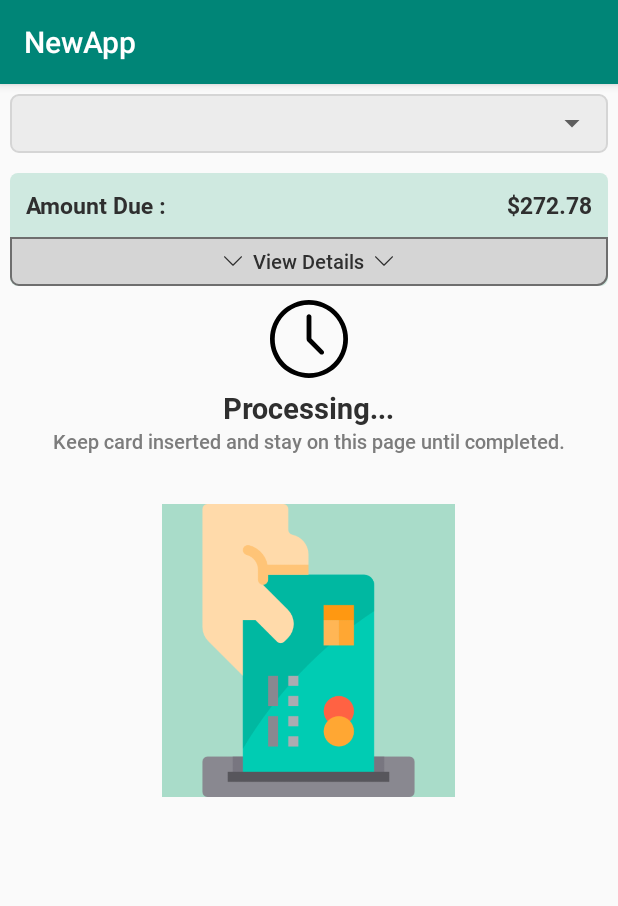
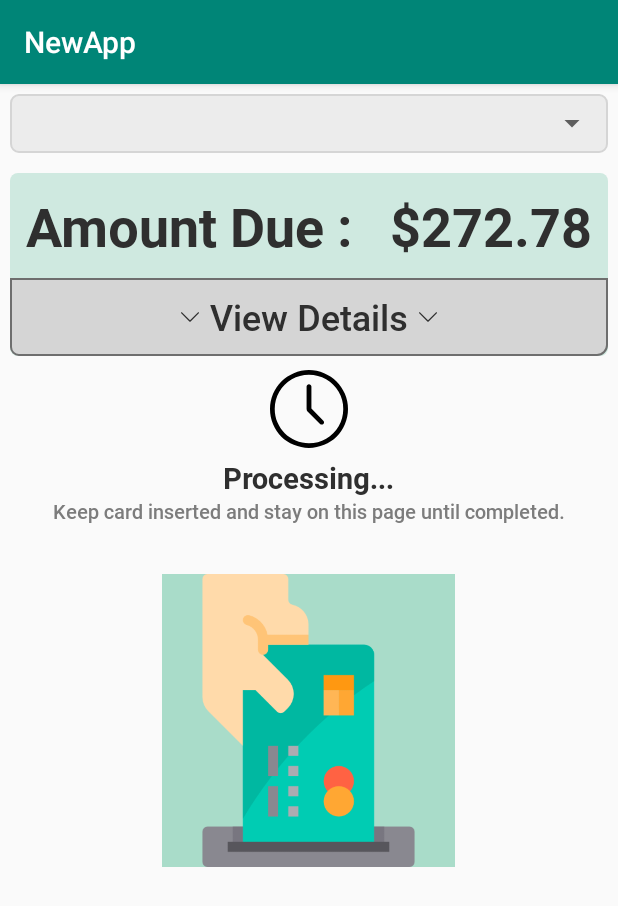
Before and after one commit to GondaSridhar007/NewPaymentApp, an Android app: the fragment PaymentInsertCard placed in its activity, on a phone screen of 412 x 824 dp. Shown: the top 906 px of the screen. Run offline under Robolectric (Android 15) with nearby library versions, the phone set to English and light mode, and no system bars; our stand-ins replace sdp/ssp sizes; libraries missing offline, so code that uses them is left out: com.jakewharton.retrofit2; 4 statements that could not run were skipped.

Commit message:
done the update

```diff
--- a/app/src/main/res/layout/fragment_payment_charging.xml
+++ b/app/src/main/res/layout/fragment_payment_charging.xml
@@ -47,7 +47,7 @@
                 android:layout_width="wrap_content"
                 android:layout_height="wrap_content"
                 android:layout_marginBottom="@dimen/_20sdp"
-                android:fontFamily="@font/roboto_medium"
+                android:fontFamily="@font/roboto_regular"
                 android:gravity="center"
                 android:text="Your Operations Manager is approving charges.The payment screen will appear soon."
                 android:textColor="#000000"
--- a/app/src/main/res/layout/fragment_payment_disconnected.xml
+++ b/app/src/main/res/layout/fragment_payment_disconnected.xml
@@ -32,8 +32,8 @@
                 android:layout_margin="@dimen/_5sdp"
                 android:fontFamily="@font/roboto_bold"
                 android:text="Card Reader Disconnected"
-                android:textColor="#F70303"
-                android:textSize="@dimen/_13sdp" />
+                android:textColor="#2F2F2F"
+                android:textSize="36dp" />
 
             <TextView
                 android:layout_width="wrap_content"
@@ -42,7 +42,7 @@
                 android:fontFamily="@font/roboto_medium"
                 android:text="Follow these steps to reconnect the Card Reader"
                 android:textColor="@color/NormalTextColor"
-                android:textSize="@dimen/_12sdp" />
+                android:textSize="24dp" />
 
             <RelativeLayout
                 android:layout_width="match_parent"
@@ -96,7 +96,7 @@
                             android:fontFamily="@font/roboto_bold"
                             android:text="Get Support"
                             android:textColor="@color/colorBlack"
-                            android:textSize="@dimen/_10sdp" />
+                            android:textSize="24dp" />
                     </LinearLayout>
                 </android.support.v7.widget.CardView>
 
@@ -121,7 +121,7 @@
                             android:fontFamily="@font/roboto_bold"
                             android:text="Open Setting"
                             android:textColor="@color/colorBlack"
-                            android:textSize="@dimen/_10sdp" />
+                            android:textSize="24dp" />
                     </LinearLayout>
                 </android.support.v7.widget.CardView>
             </LinearLayout>
--- a/app/src/main/res/layout/fragment_payment_insert_card.xml
+++ b/app/src/main/res/layout/fragment_payment_insert_card.xml
@@ -25,7 +25,7 @@
                 android:layout_margin="@dimen/_8sdp"
                 android:text="Amount Due : "
                 android:textColor="#2F2F2F"
-                android:textSize="@dimen/_12sdp" />
+                android:textSize="36dp" />
 
             <TextView
                 android:fontFamily="@font/roboto_bold"
@@ -36,7 +36,7 @@
                 android:layout_margin="@dimen/_8sdp"
                 android:text="$272.78"
                 android:textColor="#2F2F2F"
-                android:textSize="@dimen/_12sdp" />
+                android:textSize="36dp" />
         </RelativeLayout>
 
         <LinearLayout
@@ -62,13 +62,13 @@
                     android:background="@drawable/amount_info_bg">
 
                     <TextView
-                        android:fontFamily="@font/roboto_medium"
                         android:layout_width="wrap_content"
                         android:layout_height="wrap_content"
                         android:layout_margin="@dimen/_5ssp"
                         android:text="Labor Charge"
                         android:textColor="#303030"
-                        android:textSize="@dimen/_9sdp" />
+                        android:fontFamily="@font/roboto_regular"
+                        android:textSize="24dp" />
                 </LinearLayout>
 
                 <LinearLayout
@@ -79,13 +79,13 @@
                     android:background="@drawable/amount_info_bg">
 
                     <TextView
-                        android:fontFamily="@font/roboto_medium"
                         android:layout_width="wrap_content"
                         android:layout_height="wrap_content"
                         android:layout_margin="@dimen/_5ssp"
                         android:text="$218.00"
                         android:textColor="#303030"
-                        android:textSize="@dimen/_9sdp" />
+                        android:fontFamily="@font/roboto_regular"
+                        android:textSize="24dp"/>
                 </LinearLayout>
             </LinearLayout>
 
@@ -103,13 +103,13 @@
                     android:background="@drawable/amount_info_bg">
 
                     <TextView
-                        android:fontFamily="@font/roboto_medium"
                         android:layout_width="wrap_content"
                         android:layout_height="wrap_content"
                         android:layout_margin="@dimen/_5ssp"
                         android:text="Fuel Charge"
                         android:textColor="#303030"
-                        android:textSize="@dimen/_9sdp" />
+                        android:fontFamily="@font/roboto_regular"
+                        android:textSize="24dp"/>
                 </LinearLayout>
 
                 <LinearLayout
@@ -120,13 +120,13 @@
                     android:background="@drawable/amount_info_bg">
 
                     <TextView
-                        android:fontFamily="@font/roboto_medium"
                         android:layout_width="wrap_content"
                         android:layout_height="wrap_content"
                         android:layout_margin="@dimen/_5ssp"
                         android:text="$45.78"
                         android:textColor="#303030"
-                        android:textSize="@dimen/_9sdp" />
+                        android:fontFamily="@font/roboto_regular"
+                        android:textSize="24dp"/>
                 </LinearLayout>
             </LinearLayout>
 
@@ -144,13 +144,13 @@
                     android:background="@drawable/amount_info_bg">
 
                     <TextView
-                        android:fontFamily="@font/roboto_medium"
                         android:layout_width="wrap_content"
                         android:layout_height="wrap_content"
                         android:layout_margin="@dimen/_5ssp"
                         android:text="Travel Time Charge"
                         android:textColor="#303030"
-                        android:textSize="@dimen/_9sdp" />
+                        android:fontFamily="@font/roboto_regular"
+                        android:textSize="24dp"/>
                 </LinearLayout>
 
                 <LinearLayout
@@ -161,13 +161,13 @@
                     android:background="@drawable/amount_info_bg">
 
                     <TextView
-                        android:fontFamily="@font/roboto_medium"
                         android:layout_width="wrap_content"
                         android:layout_height="wrap_content"
                         android:layout_margin="@dimen/_5ssp"
                         android:text="$109.00"
                         android:textColor="#303030"
-                        android:textSize="@dimen/_9sdp" />
+                        android:fontFamily="@font/roboto_regular"
+                        android:textSize="24dp" />
                 </LinearLayout>
             </LinearLayout>
 
@@ -185,13 +185,13 @@
                     android:background="@drawable/amount_info_bg">
 
                     <TextView
-                        android:fontFamily="@font/roboto_bold"
                         android:layout_width="wrap_content"
                         android:layout_height="wrap_content"
                         android:layout_margin="@dimen/_5ssp"
                         android:text="Total Charges"
                         android:textColor="#303030"
-                        android:textSize="@dimen/_9sdp" />
+                        android:fontFamily="@font/roboto_regular"
+                        android:textSize="24dp" />
                 </LinearLayout>
 
                 <LinearLayout
@@ -202,13 +202,13 @@
                     android:background="@drawable/amount_info_bg">
 
                     <TextView
-                        android:fontFamily="@font/roboto_bold"
                         android:layout_width="wrap_content"
                         android:layout_height="wrap_content"
                         android:layout_margin="@dimen/_5ssp"
                         android:text="$372.78"
                         android:textColor="#303030"
-                        android:textSize="@dimen/_9sdp" />
+                        android:fontFamily="@font/roboto_regular"
+                        android:textSize="24dp" />
                 </LinearLayout>
             </LinearLayout>
 
@@ -233,13 +233,13 @@
                     android:background="@drawable/amount_info_bg">
 
                     <TextView
-                        android:fontFamily="@font/roboto_medium"
                         android:layout_width="wrap_content"
                         android:layout_height="wrap_content"
                         android:layout_margin="@dimen/_5ssp"
                         android:text="Payment"
                         android:textColor="@color/colorMainTxt"
-                        android:textSize="@dimen/_9sdp" />
+                        android:fontFamily="@font/roboto_bold"
+                        android:textSize="24dp" />
                 </LinearLayout>
 
                 <LinearLayout
@@ -250,13 +250,13 @@
                     android:background="@drawable/amount_info_bg">
 
                     <TextView
-                        android:fontFamily="@font/roboto_medium"
                         android:layout_width="wrap_content"
                         android:layout_height="wrap_content"
                         android:layout_margin="@dimen/_5ssp"
                         android:text="$100.00"
                         android:textColor="@color/colorMainTxt"
-                        android:textSize="@dimen/_9sdp" />
+                        android:fontFamily="@font/roboto_bold"
+                        android:textSize="24dp" />
                 </LinearLayout>
             </LinearLayout>
 
@@ -274,13 +274,13 @@
                     android:background="@drawable/amount_info_bg">
 
                     <TextView
-                        android:fontFamily="@font/roboto_medium"
                         android:layout_width="wrap_content"
                         android:layout_height="wrap_content"
                         android:layout_margin="@dimen/_5ssp"
                         android:text="Discount"
                         android:textColor="#303030"
-                        android:textSize="@dimen/_9sdp" />
+                        android:fontFamily="@font/roboto_regular"
+                        android:textSize="24dp"/>
                 </LinearLayout>
 
                 <LinearLayout
@@ -291,13 +291,13 @@
                     android:background="@drawable/amount_info_bg">
 
                     <TextView
-                        android:fontFamily="@font/roboto_medium"
                         android:layout_width="wrap_content"
                         android:layout_height="wrap_content"
                         android:layout_margin="@dimen/_5ssp"
                         android:text="$0.00"
                         android:textColor="#303030"
-                        android:textSize="@dimen/_9sdp" />
+                        android:fontFamily="@font/roboto_regular"
+                        android:textSize="24dp"/>
                 </LinearLayout>
             </LinearLayout>
 
@@ -315,13 +315,13 @@
                     android:background="@drawable/amount_info_bg">
 
                     <TextView
-                        android:fontFamily="@font/roboto_bold"
                         android:layout_width="wrap_content"
                         android:layout_height="wrap_content"
                         android:layout_margin="@dimen/_5ssp"
                         android:text="Balance Due"
                         android:textColor="#303030"
-                        android:textSize="@dimen/_9sdp" />
+                        android:fontFamily="@font/roboto_bold"
+                        android:textSize="24dp" />
                 </LinearLayout>
 
                 <LinearLayout
@@ -338,7 +338,7 @@
                         android:layout_margin="@dimen/_5ssp"
                         android:text="$272.78"
                         android:textColor="#303030"
-                        android:textSize="@dimen/_9sdp" />
+                        android:textSize="24dp" />
                 </LinearLayout>
             </LinearLayout>
 
@@ -359,13 +359,13 @@
                     android:background="@drawable/amount_info_bg">
 
                     <TextView
-                        android:fontFamily="@font/roboto_medium"
                         android:layout_width="wrap_content"
                         android:layout_height="wrap_content"
                         android:layout_margin="@dimen/_5ssp"
                         android:text="To Bill to CC"
                         android:textColor="#303030"
-                        android:textSize="@dimen/_9sdp" />
+                        android:fontFamily="@font/roboto_regular"
+                        android:textSize="24dp" />
                 </LinearLayout>
 
                 <LinearLayout
@@ -379,13 +379,13 @@
                     android:background="@drawable/amount_info_bg">
 
                     <TextView
-                        android:fontFamily="@font/roboto_medium"
                         android:layout_width="wrap_content"
                         android:layout_height="wrap_content"
                         android:layout_margin="@dimen/_5ssp"
                         android:text="$100.00"
                         android:textColor="#303030"
-                        android:textSize="@dimen/_9sdp" />
+                        android:fontFamily="@font/roboto_regular"
+                        android:textSize="24dp" />
                 </LinearLayout>
             </LinearLayout>
         </LinearLayout>
@@ -393,7 +393,7 @@
         <LinearLayout
             android:id="@+id/layViewDetails"
             android:layout_width="match_parent"
-            android:layout_height="@dimen/_25sdp"
+            android:layout_height="52dp"
             android:layout_below="@+id/layAmountInfoDropDown"
             android:background="@drawable/view_details_bg"
             android:gravity="center"
@@ -414,7 +414,7 @@
                 android:layout_marginEnd="@dimen/_5sdp"
                 android:text="View Details"
                 android:textColor="#2F2F2F"
-                android:textSize="@dimen/_10sdp" />
+                android:textSize="24dp" />
 
             <ImageView
                 android:id="@+id/imaArrow2"
@@ -440,12 +440,12 @@
             android:orientation="horizontal">
 
             <TextView
-                android:fontFamily="@font/roboto_medium"
+                android:fontFamily="@font/roboto_bold"
                 android:layout_width="wrap_content"
                 android:layout_height="wrap_content"
                 android:text="Card Reader is Ready"
                 android:textColor="@color/colorMainTxt"
-                android:textSize="@dimen/_10sdp" />
+                android:textSize="20dp" />
 
             <ImageView
                 android:layout_width="@dimen/_10sdp"
@@ -456,13 +456,13 @@
         </LinearLayout>
 
         <TextView
-            android:fontFamily="@font/roboto_bold"
+            android:fontFamily="@font/roboto_regular"
             android:layout_width="wrap_content"
             android:layout_height="wrap_content"
             android:layout_margin="@dimen/_5sdp"
             android:text="Please insert card"
             android:textColor="#2F2F2F"
-            android:textSize="@dimen/_15sdp" />
+            android:textSize="36dp" />
 
         <LinearLayout
             android:layout_width="wrap_content"
@@ -522,7 +522,7 @@
             android:layout_margin="@dimen/_5sdp"
             android:text="Additional Payment Options"
             android:textColor="#7C7C7C"
-            android:textSize="@dimen/_10sdp" />
+            android:textSize="24dp" />
 
         <LinearLayout
             android:layout_width="match_parent"
@@ -541,7 +541,7 @@
                 android:text="Pay Cash"
                 android:textAllCaps="false"
                 android:textColor="#FDFDFD"
-                android:textSize="@dimen/_10sdp" />
+                android:textSize="26dp" />
 
             <Button
                 android:id="@+id/butPaySlitPay"
@@ -554,7 +554,7 @@
                 android:text="Split Payment"
                 android:textAllCaps="false"
                 android:textColor="#FDFDFD"
-                android:textSize="@dimen/_10sdp" />
+                android:textSize="26dp" />
         </LinearLayout>
     </LinearLayout>
 
```
